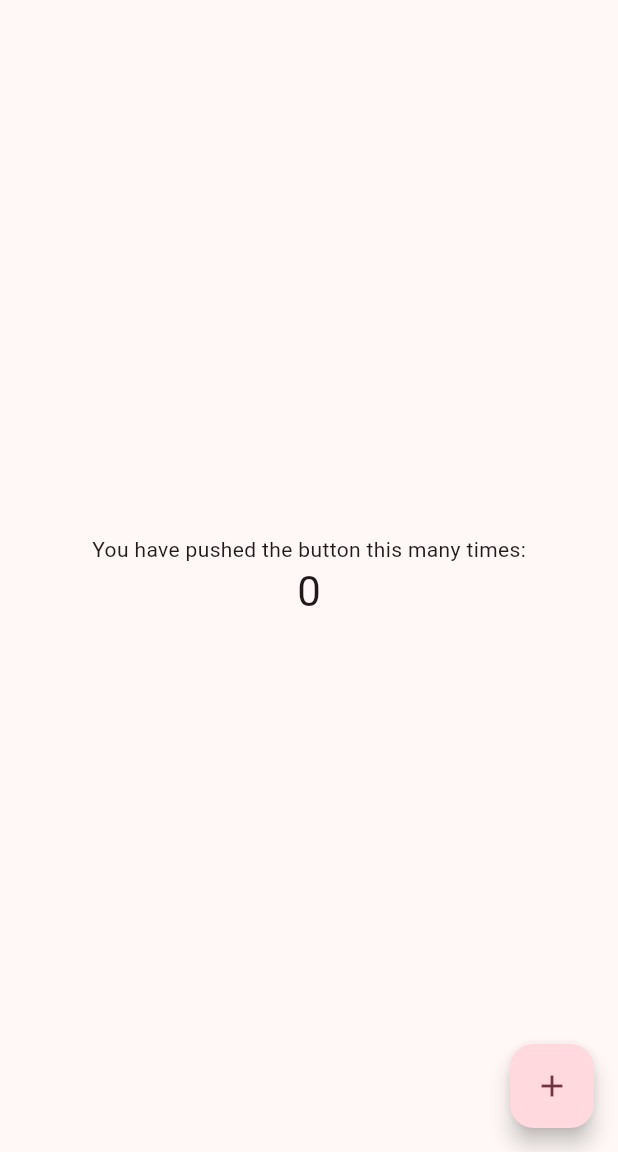
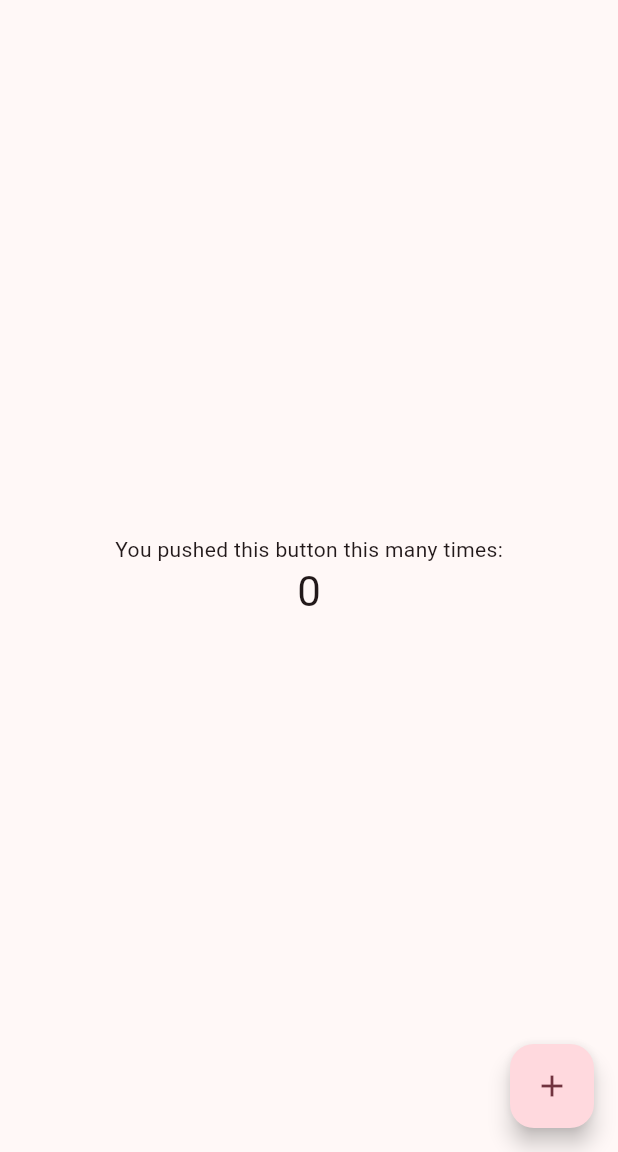
Before and after one commit to Aygagi/lab6_badillaa, a Flutter app: the screen it shows after launch, on a phone screen of 412 x 824 dp, the part 84-1236 px from its top. Run offline on Flutter 3.47's test engine with Material 3 defaults, Android fonts, the phone set to English and light mode, and no system bars.

Commit message:
Update main.dart

```diff
--- a/lib/main.dart
+++ b/lib/main.dart
@@ -104,7 +104,7 @@
           // wireframe for each widget.
           mainAxisAlignment: MainAxisAlignment.center,
           children: <Widget>[
-            const Text('You have pushed the button this many times:'),
+            const Text('You pushed this button this many times:'),
             Text(
               '$_counter',
               style: Theme.of(context).textTheme.headlineMedium,
```
